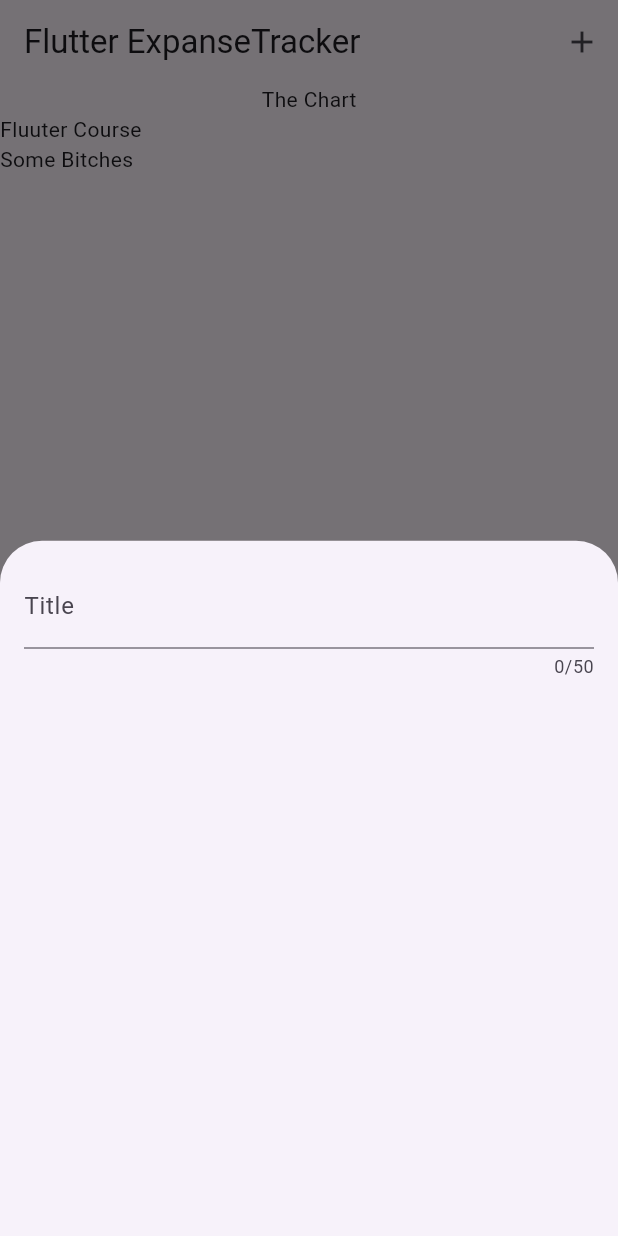
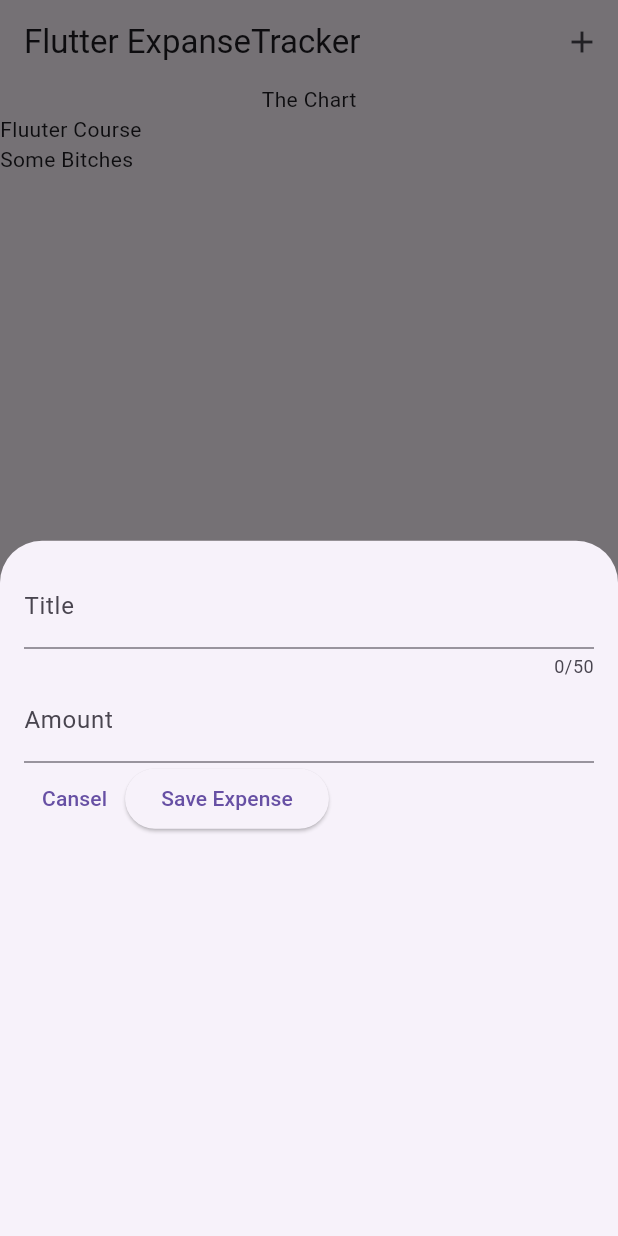
Before and after one commit to matinbhdrn77/expenses_tracker, a Flutter app: the screen it shows after launch, after a tap on the "add" icon, on a phone screen of 412 x 824 dp. Run offline on Flutter 3.47's test engine with Material 2 defaults, Android fonts, the phone set to English and light mode, and no system bars.

Commit message:
add controllers and text fields

```diff
--- a/lib/widgets/new_expense.dart
+++ b/lib/widgets/new_expense.dart
@@ -1,18 +1,48 @@
 import 'package:flutter/material.dart';
 
-class NewExpense extends StatelessWidget {
+class NewExpense extends StatefulWidget {
   const NewExpense({super.key});
+
+  @override
+  State<NewExpense> createState() => _NewExpenseState();
+}
+
+class _NewExpenseState extends State<NewExpense> {
+  final _titleController = TextEditingController();
+  final _amountController = TextEditingController();
+
+  @override
+  void dispose() {
+    _amountController.dispose();
+    _titleController.dispose();
+    super.dispose();
+  }
 
   @override
   Widget build(BuildContext context) {
     return Padding(
       padding: const EdgeInsets.all(16),
-      child: Column(children: const [
+      child: Column(children: [
         TextField(
+          controller: _titleController,
           maxLength: 50,
-          decoration: InputDecoration(
+          decoration: const InputDecoration(
             label: Text('Title'),
           ),
+        ),
+        TextField(
+          controller: _amountController,
+          keyboardType: TextInputType.number,
+          decoration: const InputDecoration(
+            prefixText: '\$',
+            label: Text('Amount'),
+          ),
+        ),
+        Row(
+          children: [
+            TextButton(onPressed: (){}, child: const Text('Cansel')),
+            ElevatedButton(onPressed: () {}, child: const Text('Save Expense'))
+          ],
         )
       ]),
     );
```
